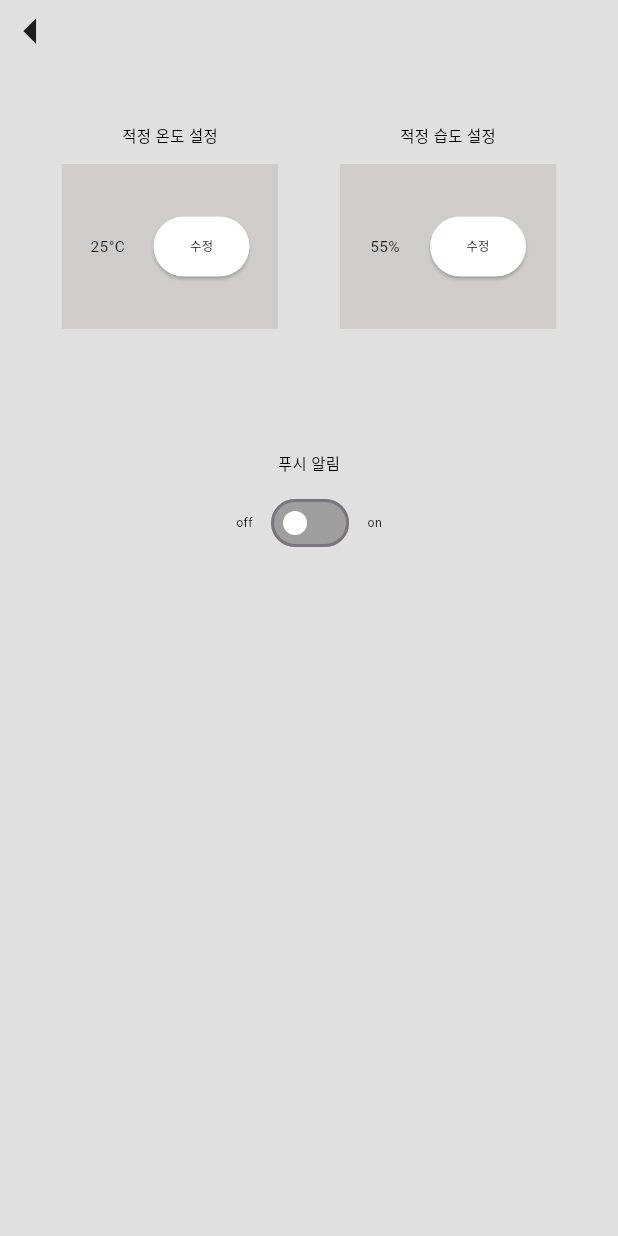
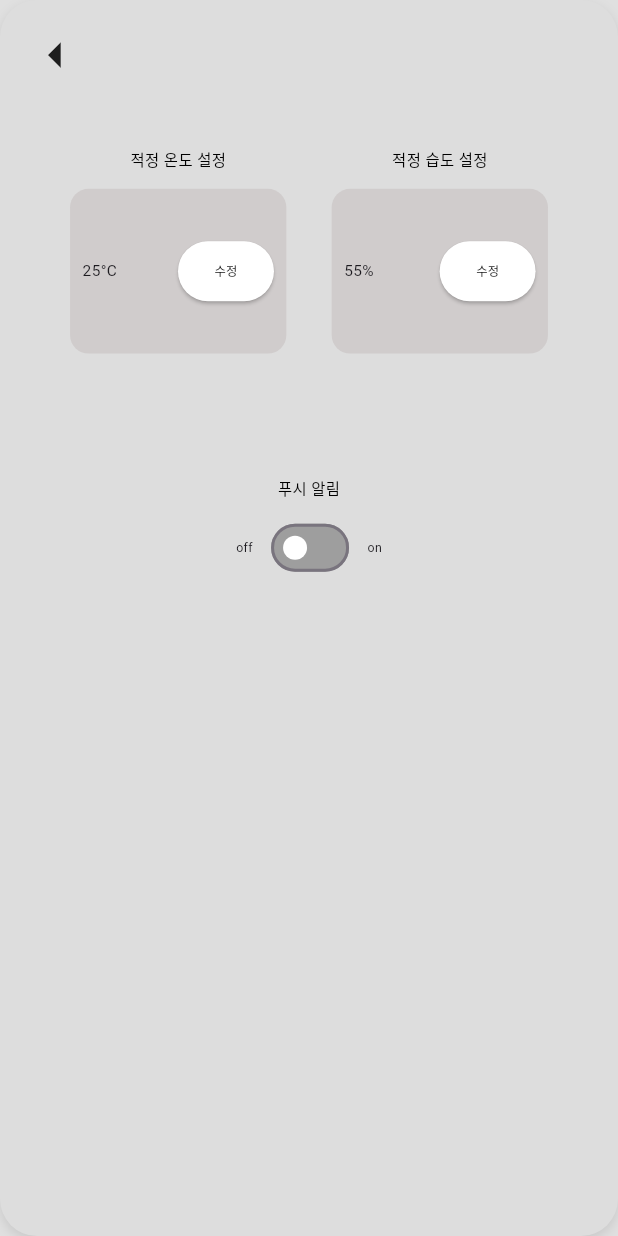
Before and after one commit to kimhyerim0000/my_app, a Flutter app: the screen it shows after launch, after a tap on "적정 온습도 설정관리", on a phone screen of 412 x 824 dp. Run offline on Flutter 3.47's test engine with Material 3 defaults, Android fonts, the phone set to English and light mode, and no system bars; our stand-ins replace firebase_core, firebase_storage; accounts and stored records are empty; generated files the repository leaves out were written again; network calls fail.

```diff
--- a/lib/main.dart
+++ b/lib/main.dart
@@ -13,12 +13,20 @@ void main() async {
   );
   runApp(const SmartUIApp());
 }
-Future<String> getImageUrl(String imageName) async {
-  final ref = FirebaseStorage.instance.ref().child('images/$imageName');
+Future<String> getImageUrl(String path) async {
+  try {
+    final ref = FirebaseStorage.instance.ref().child(path);
     final url = await ref.getDownloadURL();
-  print('✅ 이미지 URL: $url');
+    print('✅ URL: $url');
     return url;
+  } catch (e) {
+    print('❌ getImageUrl 오류 발생: $e');
+    rethrow;
   }
+}
+
+
+
 
 class SmartUIApp extends StatelessWidget {
   const SmartUIApp({super.key});
@@ -64,6 +72,7 @@ class _UIScreenState extends State<UIScreen> {
           ),
           child: Padding(
             padding: EdgeInsets.all(12 * scaleW),
+            child: SingleChildScrollView(
               child: Column(
                 crossAxisAlignment: CrossAxisAlignment.start,
                 children: [
@@ -93,6 +102,7 @@ class _UIScreenState extends State<UIScreen> {
             ),
           ),
         ),
+      ),
     );
   }
 }
@@ -118,32 +128,29 @@ class ImageWithControlsBox extends StatelessWidget {
             width: 70 * scaleW,
             height: 70 * scaleH,
             decoration: BoxDecoration(
-              color: const Color(0xFFE0E0E0),
-              border: Border.all(color: Colors.grey.shade500),
               borderRadius: BorderRadius.circular(8 * scaleW),
+              color: Colors.grey[200], // 로딩 중 배경용
             ),
+            clipBehavior: Clip.hardEdge,
             child: FutureBuilder<String>(
-              future: getImageUrl('나이키 에어포스 로우 화이트 그레이.webp'), // Firebase에 있는 이미지 이름
+              future: getImageUrl('test/test.jpg'),
               builder: (context, snapshot) {
                 if (snapshot.connectionState == ConnectionState.waiting) {
-                  return const CircularProgressIndicator();
+                  return const Center(child: CircularProgressIndicator());
                 } else if (snapshot.hasError) {
-                  return const Icon(Icons.error, color: Colors.red);
+                  return const Center(child: Icon(Icons.error, color: Colors.red));
                 } else {
-                  return ClipRRect(
-                    borderRadius: BorderRadius.circular(8 * scaleW),
-                    child: Image.network(
+                  return Image.network(
                     snapshot.data!,
-                      fit: BoxFit.cover,
+                    fit: BoxFit.cover, // ✅ 박스에 꽉 차게
                     width: 70 * scaleW,
                     height: 70 * scaleH,
-                    ),
                   );
                 }
               },
             ),
+          ),
 
-          ),
           SizedBox(width: 10 * scaleW),
           Column(
             children: [
--- a/lib/ui3_screen.dart
+++ b/lib/ui3_screen.dart
@@ -19,20 +19,30 @@ class _UI3ScreenState extends State<UI3Screen> {
     final scaleH = size.height / 300;
 
     return Scaffold(
-      backgroundColor: const Color(0xFFE0E0E0),
+      backgroundColor: const Color(0xFFE0E0E0), // ✅ 회색 배경
       body: Center(
         child: Container(
           width: 200 * scaleW,
           height: 300 * scaleH,
+          padding: EdgeInsets.all(8 * scaleW),
+          decoration: BoxDecoration(
+            color: const Color(0xFFDDDDDD),
+            borderRadius: BorderRadius.circular(12 * scaleW),
+            boxShadow: [
+              BoxShadow(
+                color: Colors.black.withOpacity(0.1),
+                blurRadius: 6,
+                offset: const Offset(0, 3),
+              ),
+            ],
+          ),
           child: Stack(
             children: [
-              // 뒤로가기 아이콘 (삼각형)
+              // 뒤로가기 버튼
               Align(
                 alignment: Alignment.topLeft,
                 child: GestureDetector(
-                    onTap: () {
-                      Navigator.pop(context);
-                    },
+                  onTap: () => Navigator.pop(context),
                   child: Icon(
                     Icons.arrow_left,
                     size: 20 * scaleW,
@@ -42,8 +52,12 @@ class _UI3ScreenState extends State<UI3Screen> {
               ),
 
               // 내용
-              Positioned.fill(
+              Positioned(
                 top: 30 * scaleH,
+                left: 0,
+                right: 0,
+                bottom: 0,
+                child: SingleChildScrollView(
                   child: Column(
                     children: [
                       Row(
@@ -98,13 +112,15 @@ class _UI3ScreenState extends State<UI3Screen> {
                             activeTrackColor: Colors.grey,
                             inactiveThumbColor: Colors.white,
                             inactiveTrackColor: Colors.grey,
-                          materialTapTargetSize: MaterialTapTargetSize.shrinkWrap,
+                            materialTapTargetSize:
+                            MaterialTapTargetSize.shrinkWrap,
                           ),
                           SizedBox(width: 4 * scaleW),
                           Text("on", style: TextStyle(fontSize: 4 * scaleW)),
                         ],
                       ),
                     ],
+                  ),
                 ),
               )
             ],
@@ -126,9 +142,13 @@ class _UI3ScreenState extends State<UI3Screen> {
         Container(
           width: 70 * scaleW,
           height: 40 * scaleH,
+          padding: EdgeInsets.symmetric(horizontal: 4 * scaleW),
+          decoration: BoxDecoration(
             color: const Color(0xFFD0CCCC),
+            borderRadius: BorderRadius.circular(6 * scaleW),
+          ),
           child: Row(
-            mainAxisAlignment: MainAxisAlignment.spaceEvenly,
+            mainAxisAlignment: MainAxisAlignment.spaceBetween,
             children: [
               Text(value, style: TextStyle(fontSize: 5 * scaleW)),
               ElevatedButton(
```
Also changed, not shown: 1 other file. Lines whose indentation alone changed are shown as unchanged.
